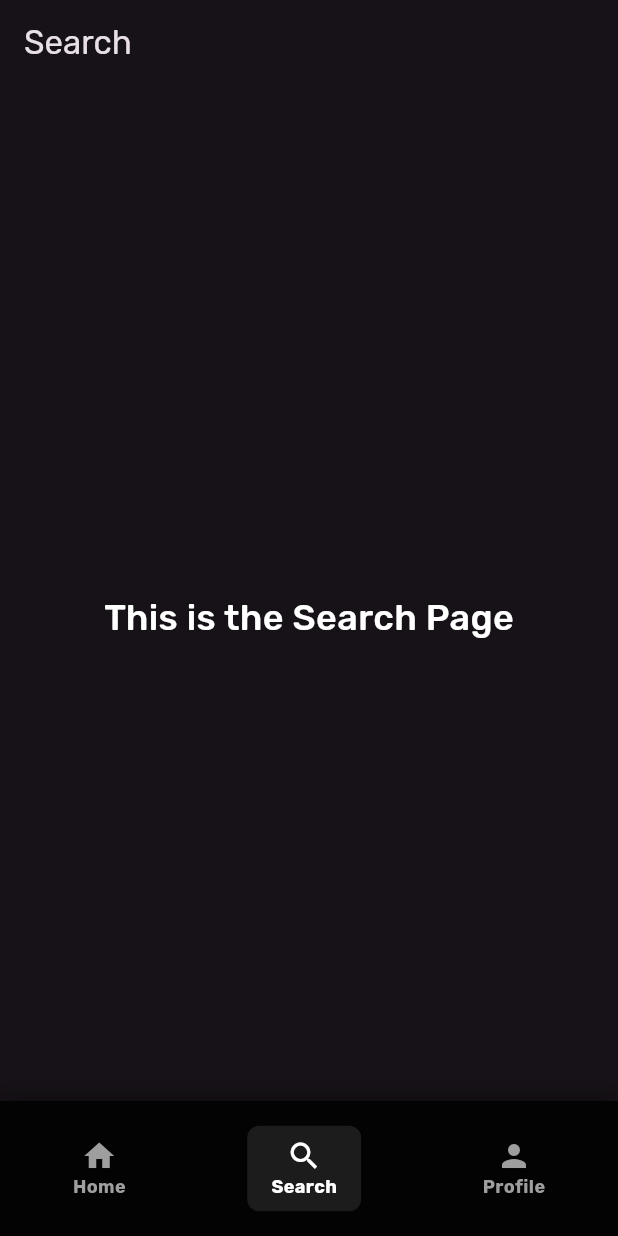
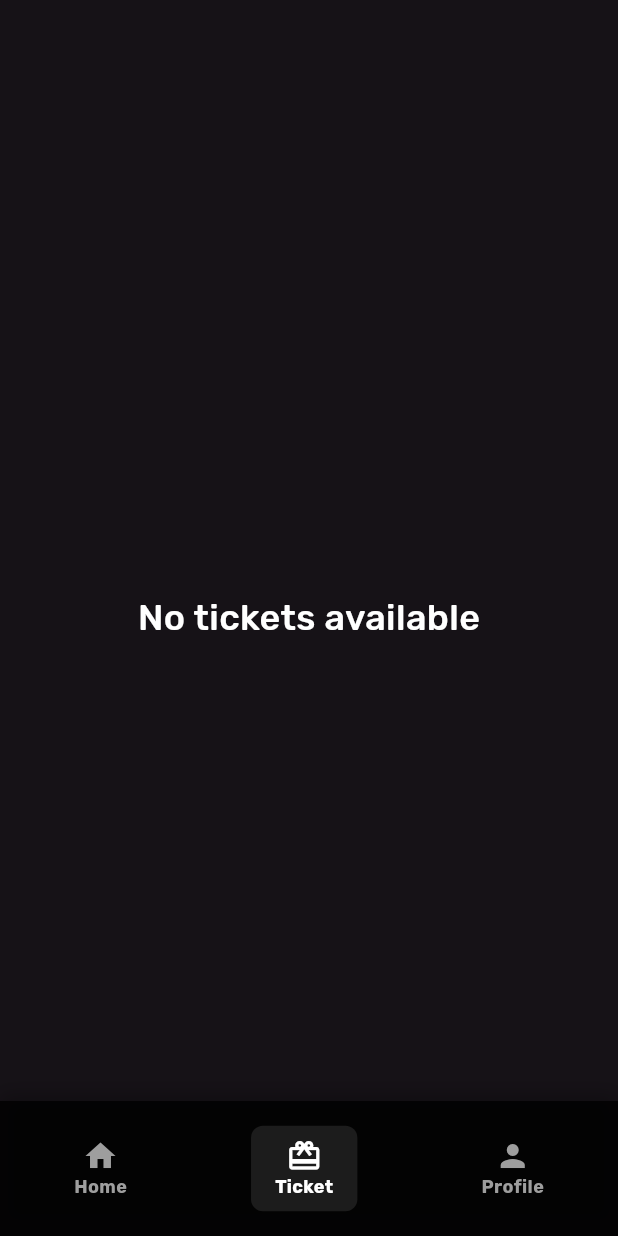
Before and after one commit to Padillahirpan/flutter-movie-base, a Flutter app: the MainPage screen opened by its route, swiped to page 2, on a phone screen of 412 x 824 dp. Run offline on Flutter 3.47's test engine with Material 3 defaults, Android fonts, the phone set to English and light mode, and no system bars; our stand-ins replace cached_network_image, cloud_firestore, dio, firebase_auth, firebase_core, firebase_storage and 6 more; accounts and stored records are empty; generated files the repository leaves out were written again; network calls fail.

Commit message:
feat: update ticket page

```diff
--- a/lib/presentation/pages/booking_confirmation/booking_confirmation.dart
+++ b/lib/presentation/pages/booking_confirmation/booking_confirmation.dart
@@ -65,7 +65,7 @@ class _BookingConfirmationPageState
               height: (MediaQuery.of(context).size.width - 48) * 0.6,
               borderRadius: 15,
               imageUrl:
-                  "https://image.tmdb.org/t/p/w500${movieDetail.backdropPath ?? movieDetail.posterPath}",
+                  "https://image.tmdb.org/t/p/w500${movieDetail.backdropPath ?? movieDetail.backdropPath}",
               fit: BoxFit.cover,
             ),
           ),
--- a/lib/presentation/pages/main_page/main_page.dart
+++ b/lib/presentation/pages/main_page/main_page.dart
@@ -8,7 +8,7 @@ import 'package:movie_app/presentation/widgets/bottom_nav_bar.dart';
 import 'package:movie_app/presentation/widgets/bottom_nav_bar_item.dart';
 
 import '../profile/profile_page.dart';
-import '../search/search_page.dart';
+import '../ticket/ticket_page.dart';
 
 class MainPage extends ConsumerStatefulWidget {
   const MainPage({super.key});
@@ -41,7 +41,7 @@ class _MainPageState extends ConsumerState<MainPage> {
             onPageChanged: (index) => setState(() {
               selectedIndex = index;
             }),
-            children: const [HomePage(), SearchPage(), ProfilePage()],
+            children: const [HomePage(), TicketPage(), ProfilePage()],
           ),
           BottomNavBar(
             items: [
@@ -54,8 +54,8 @@ class _MainPageState extends ConsumerState<MainPage> {
               BottomNavBarItem(
                 index: 1,
                 isSelected: selectedIndex == 1,
-                label: 'Search',
-                icon: Icons.search,
+                label: 'Ticket',
+                icon: Icons.card_giftcard,
               ),
               BottomNavBarItem(
                 index: 2,
--- a/lib/presentation/pages/search/search_page.dart
+++ /dev/null
@@ -1,45 +0,0 @@
-import 'package:flutter/material.dart';
-
-class SearchPage extends StatelessWidget {
-  const SearchPage({super.key});
-
-  @override
-  Widget build(BuildContext context) {
-    return Stack(
-      children: [
-        const SearchPageContent(),
-        Positioned(
-          top: 0,
-          left: 0,
-          right: 0,
-          child: AppBar(
-            title: const Text('Search'),
-            backgroundColor: Colors.transparent,
-            elevation: 0,
-          ),
-        ),
-      ],
-    );
-  }
-}
-
-class SearchPageContent extends StatelessWidget {
-  const SearchPageContent({super.key});
-
-  @override
-  Widget build(BuildContext context) {
-    return Container(
-      decoration: BoxDecoration(color: Colors.transparent),
-      child: Center(
-        child: Text(
-          'This is the Search Page',
-          style: const TextStyle(
-            fontSize: 24,
-            color: Colors.white,
-            fontWeight: FontWeight.w500,
-          ),
-        ),
-      ),
-    );
-  }
-}
--- /dev/null
+++ b/lib/presentation/pages/ticket/ticket_page.dart
@@ -0,0 +1,84 @@
+import 'dart:developer';
+
+import 'package:flutter/material.dart';
+import 'package:flutter_riverpod/flutter_riverpod.dart';
+import 'package:movie_app/presentation/providers/transaction_data/transaction_data_provider.dart';
+
+import '../../widgets/ticket.dart';
+
+class TicketPage extends ConsumerWidget {
+  const TicketPage({super.key});
+
+  @override
+  Widget build(BuildContext context, WidgetRef ref) {
+    var data = ref
+        .watch(transactionDataProvider)
+        .when(
+          data: (transactions) {
+            final filtered = transactions
+                .where(
+                  (element) =>
+                      element.title != 'Top Up' &&
+                      element.watchingTime != null &&
+                      element.watchingTime! >=
+                          DateTime.now().millisecondsSinceEpoch,
+                )
+                .toList();
+
+            if (filtered.isEmpty) {
+              log('Filtered transactions are empty');
+            } else {
+              log('Filtered transactions count: ${filtered.length}');
+            }
+
+            filtered.sort((a, b) => a.watchingTime!.compareTo(b.watchingTime!));
+
+            return filtered
+                .map((transaction) => Ticket(transaction: transaction))
+                .toList();
+          },
+          error: (error, stackTrace) {
+            log('Error loading transactions: $error');
+            return [Text('Error: $error')];
+          },
+          loading: () {
+            log('Loading transactions...');
+            return [Center(child: LinearProgressIndicator())];
+          },
+        );
+
+    return Center(
+      child: data.isEmpty
+          ? const Text(
+              'No tickets available',
+              style: TextStyle(
+                fontSize: 24,
+                color: Colors.white,
+                fontWeight: FontWeight.w500,
+              ),
+            )
+          : ListView(children: data),
+    );
+  }
+}
+
+class SearchPageContent extends StatelessWidget {
+  const SearchPageContent({super.key});
+
+  @override
+  Widget build(BuildContext context) {
+    return Container(
+      decoration: BoxDecoration(color: Colors.transparent),
+      child: Center(
+        child: Text(
+          'This is the Search Page',
+          style: const TextStyle(
+            fontSize: 24,
+            color: Colors.white,
+            fontWeight: FontWeight.w500,
+          ),
+        ),
+      ),
+    );
+  }
+}
```
Also changed, not shown: lib/presentation/widgets/ticket.dart (added, +62 -0 lines).
